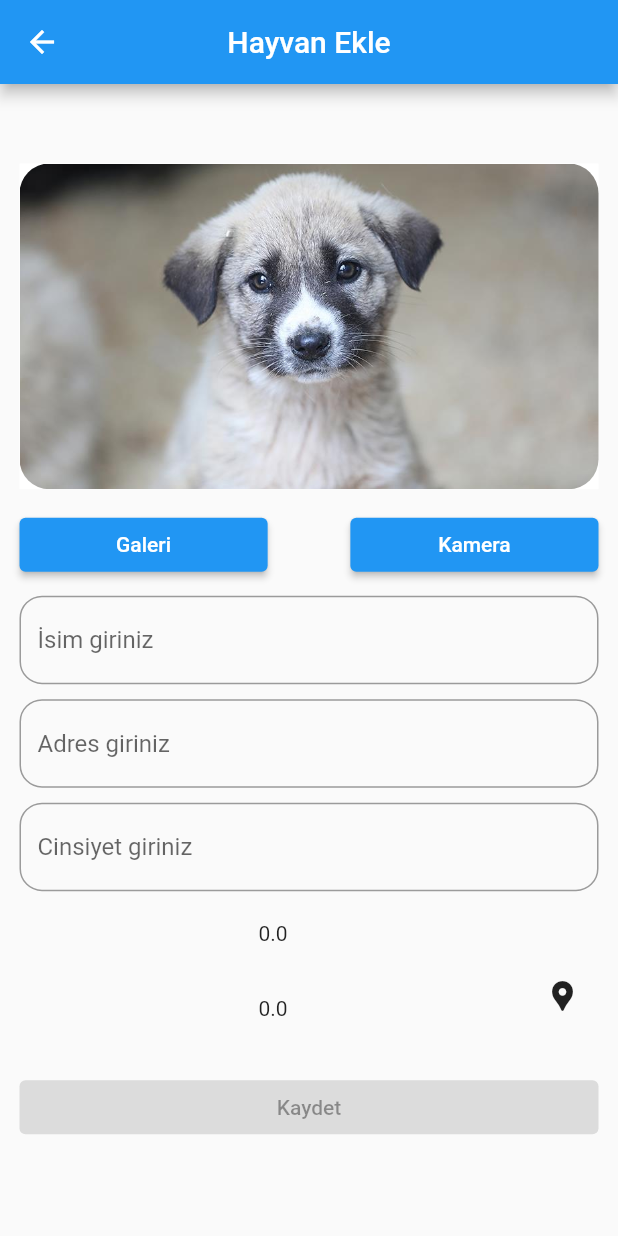
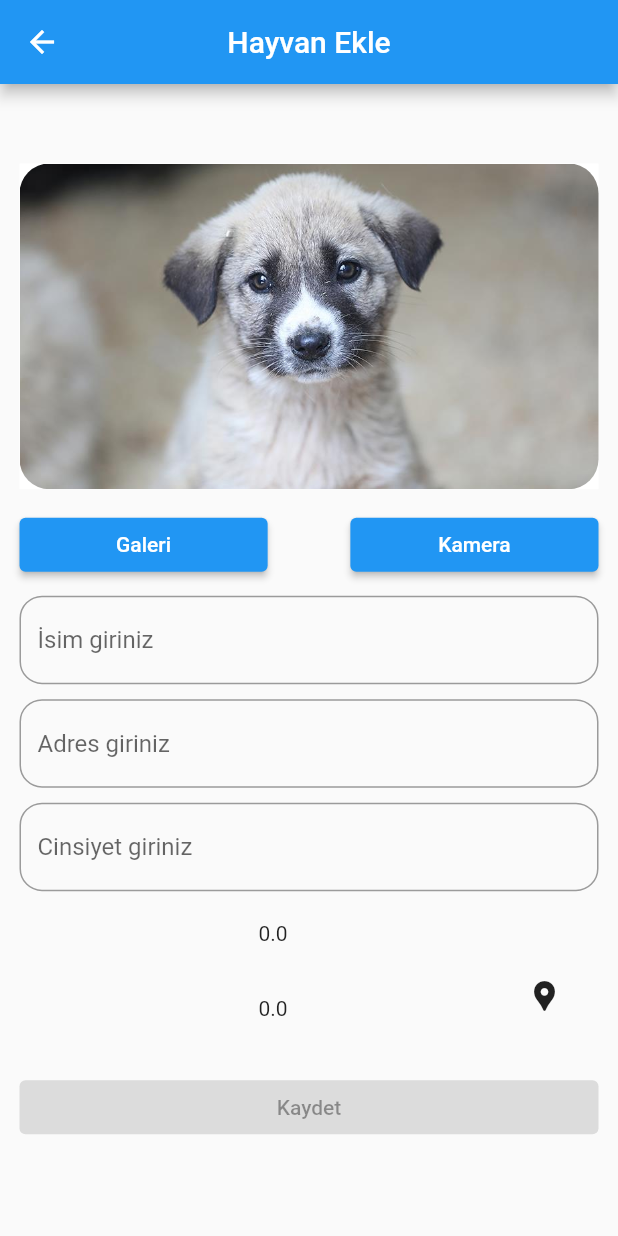
Before and after one commit to SalimGokce/flutter_pet_world_1, a Flutter app: the HayvanEkleme screen opened directly, after a tap on the "location pin" icon, on a phone screen of 412 x 824 dp. Run offline on Flutter 3.47's test engine with Material 2 defaults, Android fonts, the light colour scheme and no system bars; our stand-ins replace cloud_firestore, firebase_auth, firebase_core, firebase_storage, flutter_svg, font_awesome_flutter and 5 more; accounts and stored records are empty.

Commit message:
location fix

```diff
--- a/lib/hayvan_bilgisi/hayvan_ekleme.dart
+++ b/lib/hayvan_bilgisi/hayvan_ekleme.dart
@@ -26,8 +26,8 @@ class _HayvanEklemeState extends State<HayvanEkleme> {
   TextEditingController adressCt = TextEditingController();
   TextEditingController genderCt = TextEditingController();
   TextEditingController konumCt = TextEditingController();
-  double long = 0.0;
-  double lat = 0.0;
+  double longitude = 0.0;
+  double latitude = 0.0;
 
   bool imageUploading = false;
   FirebaseStorage storage = FirebaseStorage.instance;
@@ -41,18 +41,16 @@ class _HayvanEklemeState extends State<HayvanEkleme> {
   }
 
   final FirebaseFirestore _firestore = FirebaseFirestore.instance;
-  void createRecord(String? imageName, String? name, String? adress,
-      String? gender, String? konum) {
+  void createRecord(String? imageName) {
     print("İamge name => $imageName");
     _firestore //ikinci yöntem
-        .collection("animals")
-        .doc("kedi")
-        .set({
-      'name': '$name',
-      'adress': '$adress',
-      'gender': '$gender',
+        .collection("animals").add({
+      'name': '${nameCt.text}',
+      'adress': '${adressCt.text}',
+      'gender': '${genderCt.text}',
       'image_name': '$imageName',
-      'konum': '$konum',
+      'latitude':latitude,
+      'longitude':longitude
     }).whenComplete(() => print("veri eklendi"));
   }
 
@@ -81,7 +79,7 @@ class _HayvanEklemeState extends State<HayvanEkleme> {
         print("$url");
       });
       createRecord(
-          url, nameCt.text, adressCt.text, genderCt.text, konumCt.text);
+          url);
     });
   }
 
@@ -217,31 +215,32 @@ class _HayvanEklemeState extends State<HayvanEkleme> {
                   SizedBox(height: 20),
 
                   Container(height: 100,
-                  width: MediaQuery.of(context).size.width,
+                  width: MediaQuery.of(context).size.width-50,
                     child: Row(
+                      crossAxisAlignment: CrossAxisAlignment.center,
                     children: [
                       Expanded(
                         child: Column(
                           children: [
                             Expanded(
-                              child: Text(lat.toString()),
+                              child: Text(latitude.toString()),
                             ),
                             Expanded(
-                              child: Text(long.toString()),
+                              child: Text(longitude.toString()),
                             )
                           ],
                         ),
                       ),
 
-                      IconButton(onPressed: () {
-                            setState(() async {
+                      Center(
+                        child: IconButton(onPressed: () async {
                                 await getLocation();
-                              long = geolocatorController
-                                  .currentLocation!.longitude;
-                              lat = geolocatorController
-                                  .currentLocation!.latitude;
-                            });
-                          }, icon: Icon(Icons.location_pin),)
+                                var position = await geolocatorController.getLocation();
+                                longitude = position!.longitude;
+                                latitude = position.latitude;
+                                (context as Element).markNeedsBuild();
+                            }, icon: Icon(Icons.location_pin),),
+                      )
                     ],
                   ),
                 )
@@ -284,7 +283,8 @@ class _HayvanEklemeState extends State<HayvanEkleme> {
   }
 
   Future getLocation() async {
-    await Geolocator.requestPermission().then((request) {
+    var request = await Geolocator.requestPermission();
+
     print("REQUEST : $request");
     if (Platform.isIOS) {
       if (request != LocationPermission.whileInUse) {
@@ -303,6 +303,5 @@ class _HayvanEklemeState extends State<HayvanEkleme> {
         geolocatorController.permissionOK();
       }
     }
-    });
   }
 }
--- a/lib/hayvan_bilgisi/hayvan_listesi.dart
+++ b/lib/hayvan_bilgisi/hayvan_listesi.dart
@@ -1,6 +1,7 @@
 import 'package:cloud_firestore/cloud_firestore.dart';
 import 'package:flutter/material.dart';
 import 'package:flutter_pet_world_1/hayvan_bilgisi/hayvan_ekleme.dart';
+import 'package:url_launcher/url_launcher.dart';
 
 class Hayvanlistesi extends StatefulWidget {
   @override
@@ -81,7 +82,10 @@ class _HayvanlistesiState extends State<Hayvanlistesi> {
                                   fontSize: 12),
                             ),
                           ],
-                        )
+                        ),
+                        IconButton(onPressed: (){
+                          launch("https://www.google.com/maps/@${animals[index]['latitude']},${animals[index]['longitude']},14z");
+                        }, icon: Icon(Icons.pin_drop))
                       ],
                     ),
                     Text(
```
Lines whose indentation alone changed are shown as unchanged.
